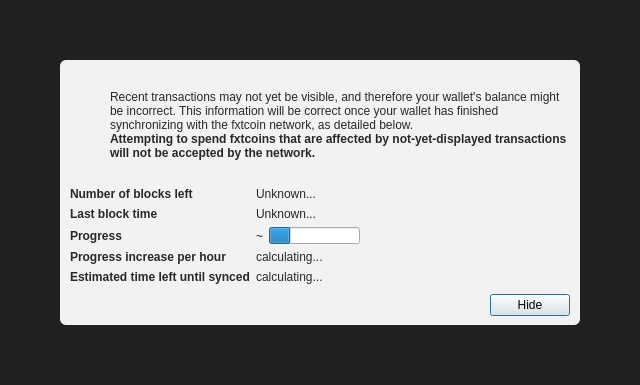
barrystyle/veles, file src/qt/forms/modaloverlay.ui: the form before one commit.
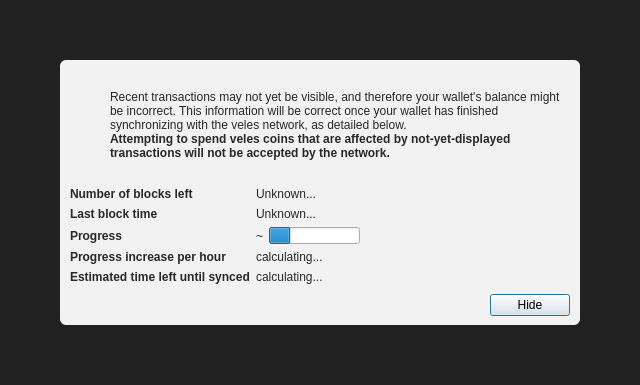
The form after the commit. Icons and pictures are not drawn. Custom widgets are drawn as their Qt base class.

Commit message: rename to "veles"

What changed in the file:
```diff
--- a/src/qt/forms/modaloverlay.ui
+++ b/src/qt/forms/modaloverlay.ui
@@ -130,7 +130,7 @@
              <item>
               <widget class="QLabel" name="infoText">
                <property name="text">
-                <string>Recent transactions may not yet be visible, and therefore your wallet's balance might be incorrect. This information will be correct once your wallet has finished synchronizing with the fxtcoin network, as detailed below.</string>
+                <string>Recent transactions may not yet be visible, and therefore your wallet's balance might be incorrect. This information will be correct once your wallet has finished synchronizing with the veles network, as detailed below.</string>
                </property>
                <property name="textFormat">
                 <enum>Qt::RichText</enum>
@@ -149,7 +149,7 @@
                 </font>
                </property>
                <property name="text">
-                <string>Attempting to spend fxtcoins that are affected by not-yet-displayed transactions will not be accepted by the network.</string>
+                <string>Attempting to spend veles coins that are affected by not-yet-displayed transactions will not be accepted by the network.</string>
                </property>
                <property name="textFormat">
                 <enum>Qt::RichText</enum>
```
The commit also changes 173 other files.
